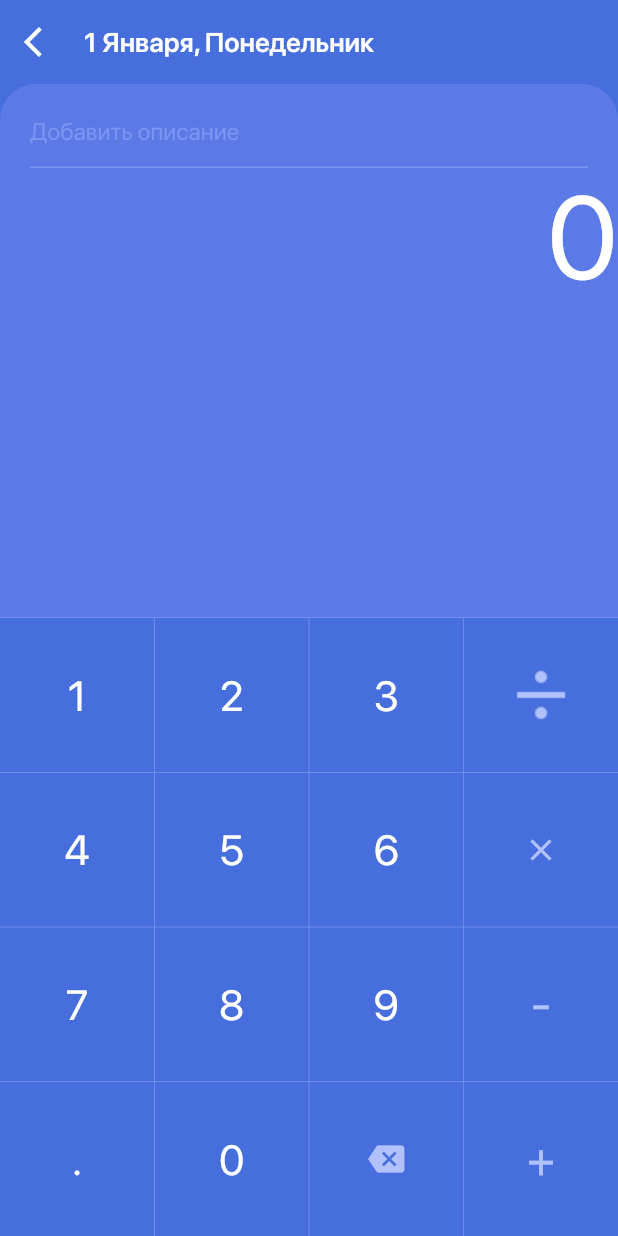
After one commit to Quintessencion/cost_control_flutter, a Flutter app: the screen it shows after launch, after a tap on the "add" icon, on a phone screen of 412 x 824 dp. The commit adds this screen. Run offline on Flutter 3.47's test engine with Material 2 defaults, Android fonts, the phone set to English and light mode, and no system bars; our stand-ins replace flutter_redux, fluttertoast, redux, sqflite, tuple; accounts and stored records are empty; project files that could hold a hidden picture were left out.

Commit message:
Calc screen.

```diff
--- /dev/null
+++ b/lib/redux/actions/calcActions.dart
@@ -0,0 +1,7 @@
+class AddSymbol {
+  final String symbol;
+
+  AddSymbol({this.symbol});
+}
+
+class DeleteSymbol {}
--- /dev/null
+++ b/lib/redux/reducers/calcReducer.dart
@@ -0,0 +1,16 @@
+import 'package:redux/redux.dart';
+import 'package:cost_control/redux/states/calcState.dart';
+import 'package:cost_control/redux/actions/calcActions.dart';
+
+final calcReducer = combineReducers<CalcState>([
+  TypedReducer<CalcState, AddSymbol>((state, action) {
+    state.expr += action.symbol;
+    return state;
+  }),
+  TypedReducer<CalcState, DeleteSymbol>((state, action) {
+    if (state.expr.isNotEmpty) {
+      state.expr = state.expr.substring(0, state.expr.length - 1);
+    }
+    return state;
+  })
+]);
--- /dev/null
+++ b/lib/redux/screens/calcScreen.dart
@@ -0,0 +1,198 @@
+import 'package:flutter/material.dart';
+import 'package:redux/redux.dart';
+import 'package:flutter_redux/flutter_redux.dart';
+import 'package:cost_control/redux/states/appState.dart';
+import 'package:cost_control/redux/states/calcState.dart';
+import 'package:cost_control/redux/view_models/calcViewModel.dart';
+import 'package:cost_control/redux/actions/calcActions.dart';
+import 'package:cost_control/baseScreenState.dart';
+
+class CalcScreen extends StatefulWidget {
+  @override
+  _CalcScreenState createState() => _CalcScreenState();
+}
+
+class _CalcScreenState extends BaseScreenState<CalcScreen> {
+  @override
+  Widget build(BuildContext context) {
+    return StoreConnector<AppState, CalcViewModel>(
+      converter: (store) {
+        return CalcViewModel(
+          state: store.state.calcState,
+          onAddSymbol: (symbol) => store.dispatch(AddSymbol(symbol: symbol)),
+          onDeleteSymbol: () => store.dispatch(DeleteSymbol()),
+        );
+      },
+      builder: (BuildContext context, CalcViewModel vm) {
+        return getView(context, vm);
+      },
+    );
+  }
+
+  Widget getView(BuildContext context, CalcViewModel vm) {
+    return Scaffold(
+      appBar: AppBar(
+        leading: IconButton(
+          icon: Icon(Icons.arrow_back_ios),
+          onPressed: () => Navigator.pop(context),
+        ),
+        titleSpacing: 0,
+        title: Text("1 Января, Понедельник",
+            style: TextStyle(
+              fontFamily: "SFPro",
+              fontSize: 18,
+              fontWeight: FontWeight.w600,
+              color: Colors.white,
+            )),
+        elevation: 0,
+      ),
+      resizeToAvoidBottomPadding: false,
+      body: Container(
+        decoration: BoxDecoration(
+          color: Color.fromRGBO(91, 122, 229, 1),
+          borderRadius: BorderRadius.vertical(top: Radius.circular(24)),
+        ),
+        constraints: BoxConstraints.expand(),
+        child: Column(
+          children: <Widget>[
+            Expanded(
+              child: Column(
+                crossAxisAlignment: CrossAxisAlignment.end,
+                children: <Widget>[
+                  Padding(
+                    padding: EdgeInsets.only(top: 8, left: 20, right: 20),
+                    child: TextField(
+                      style: TextStyle(
+                        fontFamily: "SFPro",
+                        fontSize: 16,
+                        fontWeight: FontWeight.w300,
+                        color: Colors.white,
+                      ),
+                      decoration: InputDecoration(
+                        hintText: "Добавить описание",
+                        hintStyle:
+                            TextStyle(color: Color.fromRGBO(122, 149, 242, 1)),
+                        enabledBorder: new UnderlineInputBorder(
+                            borderSide: new BorderSide(
+                                color: Color.fromRGBO(122, 149, 242, 1))),
+                      ),
+                    ),
+                  ),
+                  Text(
+                    vm.state.value,
+                    style: TextStyle(
+                      fontFamily: "SFPro",
+                      fontSize: 78,
+                      fontWeight: FontWeight.w300,
+                      color: Colors.white,
+                    ),
+                  ),
+                  Text(
+                    vm.state.expr,
+                    style: TextStyle(
+                      fontFamily: "SFPro",
+                      fontSize: 28,
+                      fontWeight: FontWeight.w100,
+                      color: Colors.white,
+                    ),
+                  ),
+                ],
+              ),
+            ),
+            Container(
+              constraints: BoxConstraints.expand(height: 0.5),
+              color: Color.fromRGBO(122, 149, 242, 1),
+            ),
+            Container(
+              color: Color.fromRGBO(122, 149, 242, 1),
+              child: GridView.count(
+                  shrinkWrap: true,
+                  physics: NeverScrollableScrollPhysics(),
+                  crossAxisCount: 4,
+                  mainAxisSpacing: 0.5,
+                  crossAxisSpacing: 0.5,
+                  children: getButtons(vm)),
+            ),
+          ],
+        ),
+      ),
+      backgroundColor: Theme.of(context).primaryColor,
+    );
+  }
+
+  List<Widget> getButtons(CalcViewModel vm) {
+    return [
+      getNymericButton(vm, "1"),
+      getNymericButton(vm, "2"),
+      getNymericButton(vm, "3"),
+      getBaseButton(vm, Image.asset("assets/images/divide.png"), "/"),
+      getNymericButton(vm, "4"),
+      getNymericButton(vm, "5"),
+      getNymericButton(vm, "6"),
+      getBaseButton(
+        vm,
+        Icon(
+          Icons.close,
+          color: Color.fromRGBO(176, 193, 251, 1),
+        ),
+        "*",
+      ),
+      getNymericButton(vm, "7"),
+      getNymericButton(vm, "8"),
+      getNymericButton(vm, "9"),
+      getMathButton(vm, "-"),
+      getNymericButton(vm, "."),
+      getNymericButton(vm, "0"),
+      GestureDetector(
+        child: Container(
+          alignment: Alignment.center,
+          color: Theme.of(context).primaryColor,
+          child: Icon(
+            Icons.backspace,
+            color: Color.fromRGBO(176, 193, 251, 1),
+          ),
+        ),
+        onTap: vm.onDeleteSymbol,
+      ),
+      getMathButton(vm, "+"),
+    ];
+  }
+
+  Widget getNymericButton(CalcViewModel vm, String text) {
+    return getBaseButton(
+        vm,
+        Text(
+          text,
+          style: TextStyle(
+            fontFamily: "SFPro",
+            fontSize: 28,
+            color: Colors.white,
+          ),
+        ),
+        text);
+  }
+
+  Widget getMathButton(CalcViewModel vm, String text) {
+    return getBaseButton(
+        vm,
+        Text(text,
+            style: TextStyle(
+              fontFamily: "SFPro",
+              fontSize: 32,
+              fontWeight: FontWeight.w300,
+              color: Color.fromRGBO(176, 193, 251, 1),
+            )),
+        text);
+  }
+
+  Widget getBaseButton(CalcViewModel vm, Widget icon, String symbol) {
+    return GestureDetector(
+      child: Container(
+        alignment: Alignment.center,
+        color: Theme.of(context).primaryColor,
+        child: icon,
+      ),
+      onTap: () => vm.onAddSymbol(symbol),
+    );
+  }
+}
--- a/lib/redux/states/appState.dart
+++ b/lib/redux/states/appState.dart
@@ -1,16 +1,19 @@
 import 'package:cost_control/redux/states/mainState.dart';
 import 'package:cost_control/redux/states/monthInfoState.dart';
 import 'package:cost_control/redux/states/editState.dart';
+import 'package:cost_control/redux/states/calcState.dart';
 
 class AppState {
   MainState mainState;
   MonthInfoState monthInfoState;
   EditState editState;
+  CalcState calcState;
 
   AppState({
     this.mainState,
     this.monthInfoState,
     this.editState,
+    this.calcState,
   });
 
   factory AppState.initial() {
@@ -18,6 +21,7 @@ class AppState {
       mainState: MainState.initial(),
       monthInfoState: MonthInfoState.initial(),
       editState: EditState(),
+      calcState: CalcState.initial(),
     );
   }
 }
--- /dev/null
+++ b/lib/redux/states/calcState.dart
@@ -0,0 +1,10 @@
+class CalcState {
+  String expr;
+  String value;
+
+  CalcState({this.expr, this.value});
+
+  factory CalcState.initial() {
+    return new CalcState(expr: "", value: "0");
+  }
+}
--- a/lib/redux/store.dart
+++ b/lib/redux/store.dart
@@ -8,6 +8,7 @@ import 'package:cost_control/redux/actions/monthInfoActions.dart';
 import 'package:cost_control/redux/middlewares/monthInfoMiddleware.dart';
 import 'package:cost_control/redux/reducers/editReducer.dart';
 import 'package:cost_control/redux/middlewares/editMiddleware.dart';
+import 'package:cost_control/redux/reducers/calcReducer.dart';
 
 Store<AppState> prepareStore() {
   return new Store<AppState>(
@@ -21,6 +22,7 @@ AppState _getReducers(AppState state, dynamic action) {
     mainState: mainReducer(state.mainState, action),
     monthInfoState: monthInfoReducer(state.monthInfoState, action),
     editState: editReducer(state.editState, action),
+    calcState: calcReducer(state.calcState, action),
   );
 }
 
--- /dev/null
+++ b/lib/redux/view_models/calcViewModel.dart
@@ -0,0 +1,9 @@
+import 'package:cost_control/redux/states/calcState.dart';
+
+class CalcViewModel {
+  final CalcState state;
+  final void Function(String) onAddSymbol;
+  final void Function() onDeleteSymbol;
+
+  CalcViewModel({this.state, this.onAddSymbol, this.onDeleteSymbol});
+}
--- a/lib/views/monthFragment.dart
+++ b/lib/views/monthFragment.dart
@@ -1,6 +1,8 @@
 import 'package:flutter/material.dart';
 import 'package:cost_control/views/dayView.dart';
 import 'package:cost_control/entities/month.dart';
+import 'package:cost_control/redux/screens/calcScreen.dart';
+import 'package:cost_control/baseScreenState.dart';
 
 class MonthFragment extends StatefulWidget {
   final Month month;
@@ -12,7 +14,7 @@ class MonthFragment extends StatefulWidget {
   _MonthFragmentState createState() => _MonthFragmentState();
 }
 
-class _MonthFragmentState extends State<MonthFragment> {
+class _MonthFragmentState extends BaseScreenState<MonthFragment> {
   @override
   Widget build(BuildContext context) {
     return Container(
@@ -65,7 +67,9 @@ class _MonthFragmentState extends State<MonthFragment> {
                     backgroundColor: Colors.white,
                     foregroundColor: Color.fromRGBO(244, 93, 1, 1),
                     child: Icon(Icons.add),
-                    onPressed: null,
+                    onPressed: () {
+                      openScreen(new CalcScreen());
+                    },
                   ),
                 ),
               )
--- a/pubspec.yaml
+++ b/pubspec.yaml
@@ -50,6 +50,7 @@ flutter:
     - assets/images/dollar.png
     - assets/images/calendar.png
     - assets/images/delete.png
+    - assets/images/divide.png
     - assets/jsons/months_init.json
 
   # An image asset can refer to one or more resolution-specific "variants", see
```
Also changed, not shown: assets/images/divide.png (added).
